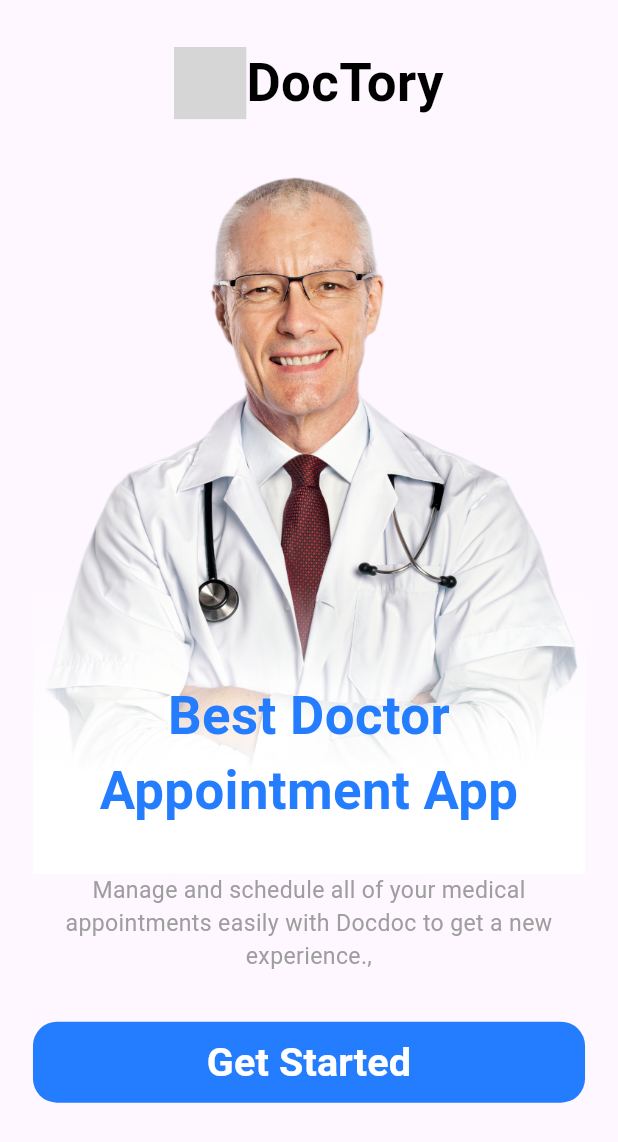
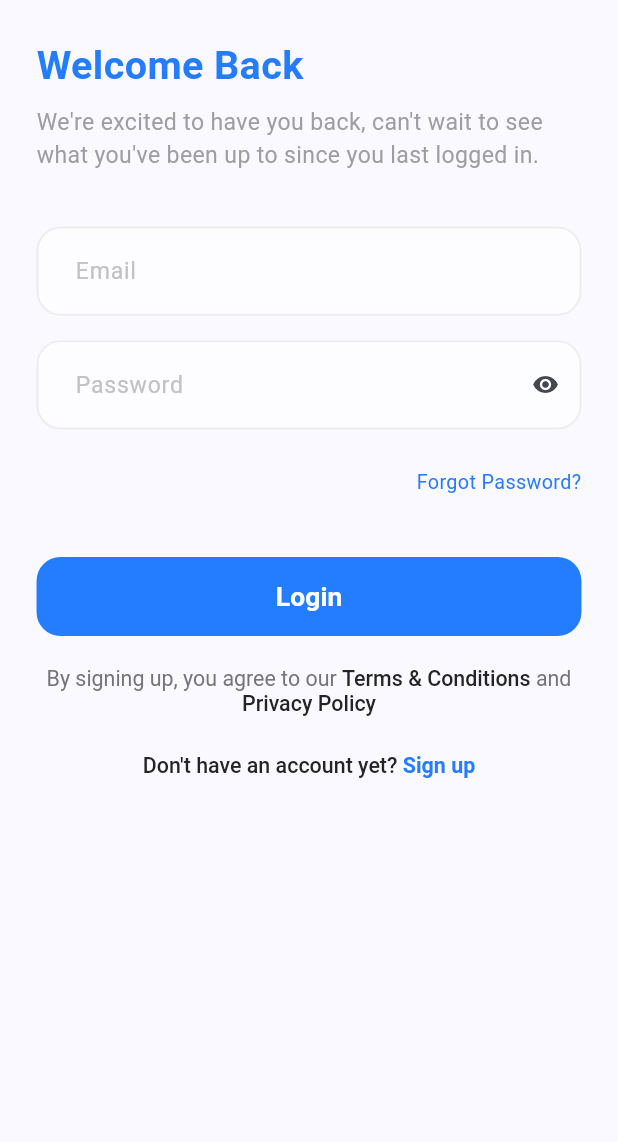
Before and after one commit to Mhamed-Adel/doctory, a Flutter app: the screen it shows after launch, after a tap on "Get Started", on a phone screen of 412 x 824 dp. Shown: the top 1142 px of the screen. Run offline on Flutter 3.47's test engine with Material 3 defaults, Android fonts, the phone set to English and light mode, and no system bars; our stand-ins replace flutter_screenutil, gap; missing offline and left inert: svg_flutter; grey boxes are pictures that could not be loaded.

Commit message:
login screen ui done

```diff
--- a/lib/core/routing/app_routes.dart
+++ b/lib/core/routing/app_routes.dart
@@ -1,5 +1,6 @@
 import 'package:doctors_app/core/routing/routes.dart';
-import 'package:doctors_app/features/on_boarding/presentation/on_boarding_screen.dart';
+import 'package:doctors_app/features/auth/login/presentation/views/login_screen.dart';
+import 'package:doctors_app/features/on_boarding/presentation/views/on_boarding_screen.dart';
 import 'package:flutter/material.dart';
 
 class AppRoutes {
@@ -10,7 +11,7 @@ class AppRoutes {
       return MaterialPageRoute(builder: (_) => const OnBoardingScreen(),);
 
       case Routes.login:
-      return  MaterialPageRoute(builder: (_) => const OnBoardingScreen(),);
+      return  MaterialPageRoute(builder: (_) => const LoginScreen(),);
 
       default : return MaterialPageRoute(builder: (_) => const OnBoardingScreen(),);
     }
--- a/lib/core/theme/app_colors.dart
+++ b/lib/core/theme/app_colors.dart
@@ -2,4 +2,9 @@ import 'package:flutter/material.dart';
 
 class AppColors {
   static const Color primaryColor = Color(0xff247CFF);
+   static const Color darkBlue = Color(0xFF242424);
+  static const Color gray = Color(0xFF757575);
+  static const Color lightGray = Color(0xFFC2C2C2);
+  static const Color lighterGray = Color(0xFFEDEDED);
+  static const Color moreLightGray = Color(0xFFFDFDFF);
 }
--- /dev/null
+++ b/lib/core/theme/font_weight.dart
@@ -0,0 +1,12 @@
+import 'package:flutter/material.dart';
+
+class FontWeightHelper {
+  static const FontWeight thin = FontWeight.w100;
+  static const FontWeight extraLight = FontWeight.w200;
+  static const FontWeight light = FontWeight.w300;
+  static const FontWeight regular = FontWeight.w400;
+  static const FontWeight medium = FontWeight.w500;
+  static const FontWeight semiBold = FontWeight.w600;
+  static const FontWeight bold = FontWeight.w700;
+  static const FontWeight extraBold = FontWeight.w800;
+}
--- a/lib/core/theme/text_styles.dart
+++ b/lib/core/theme/text_styles.dart
@@ -1,3 +1,5 @@
+import 'package:doctors_app/core/theme/app_colors.dart';
+import 'package:doctors_app/core/theme/font_weight.dart';
 import 'package:flutter/material.dart';
 import 'package:flutter_screenutil/flutter_screenutil.dart';
 
@@ -12,10 +14,55 @@ class TextStyles {
     fontSize: 14.sp,
     color: Colors.grey
     );
+    static TextStyle font14LightGrayRegular = TextStyle(
+    fontSize: 14.sp,
+    color: AppColors.lightGray,
+    fontWeight: FontWeightHelper.regular
+    );
 
-      static TextStyle font24WhiteBold = TextStyle(
-    fontSize: 24.sp,
+    static TextStyle font14DarkBlueMedium = TextStyle(
+    fontSize: 14.sp,
+    color: AppColors.darkBlue,
+    fontWeight: FontWeightHelper.medium
+    );
+
+      static TextStyle font16WhiteBold = TextStyle(
+    fontSize: 16.sp,
     fontWeight: FontWeight.w600,
     color: Colors.white
     );
+
+    static TextStyle font24BlueBold = TextStyle(
+    fontSize: 24.sp,
+    color: AppColors.primaryColor,
+    fontWeight: FontWeightHelper.bold
+    );
+
+    static TextStyle font12BlueRegular = TextStyle(
+    fontSize: 12.sp,
+    color: AppColors.primaryColor,
+    fontWeight: FontWeightHelper.regular
+    );
+
+    static TextStyle font13GrayRegular = TextStyle(
+    fontSize: 13.sp,
+    fontWeight: FontWeightHelper.regular,
+    color: AppColors.gray,
+  );
+  static TextStyle font13BlueRegular = TextStyle(
+    fontSize: 13.sp,
+    fontWeight: FontWeightHelper.regular,
+    color: AppColors.primaryColor,
+  );
+   static TextStyle font13DarkBlueMedium = TextStyle(
+    fontSize: 13.sp,
+    fontWeight: FontWeightHelper.medium,
+    color: AppColors.darkBlue,
+  );
+
+   static TextStyle font13BlueSemiBold = TextStyle(
+    fontSize: 13.sp,
+    fontWeight: FontWeightHelper.semiBold,
+    color: AppColors.primaryColor,
+  );
 }
--- /dev/null
+++ b/lib/core/widgets/app_text_form_field.dart
@@ -0,0 +1,63 @@
+import 'package:doctors_app/core/theme/app_colors.dart';
+import 'package:flutter/material.dart';
+import 'package:flutter_screenutil/flutter_screenutil.dart';
+
+import '../theme/text_styles.dart';
+
+class AppTextFormField extends StatelessWidget {
+  final EdgeInsetsGeometry? contentPadding;
+  final InputBorder? focusedBorder;
+  final InputBorder? enabledBorder;
+  final TextStyle? inputTextStyle;
+  final TextStyle? hintStyle;
+  final String hintText;
+  final bool? isObscureText;
+  final Widget? suffixIcon;
+  final Color? backgroundColor;
+  const AppTextFormField({
+    super.key,
+    this.contentPadding,
+    this.focusedBorder,
+    this.enabledBorder,
+    this.inputTextStyle,
+    this.hintStyle,
+    required this.hintText,
+    this.isObscureText,
+    this.suffixIcon,
+    this.backgroundColor,
+  });
+
+  @override
+  Widget build(BuildContext context) {
+    return TextFormField(
+      decoration: InputDecoration(
+        isDense: true,
+        contentPadding: contentPadding ??
+            EdgeInsets.symmetric(horizontal: 20.w, vertical: 18.h),
+        focusedBorder: focusedBorder ??
+            OutlineInputBorder(
+              borderSide: const BorderSide(
+                color: AppColors.primaryColor,
+                width: 1.3,
+              ),
+              borderRadius: BorderRadius.circular(16.0),
+            ),
+        enabledBorder: enabledBorder ??
+            OutlineInputBorder(
+              borderSide: const BorderSide(
+                color: AppColors.lighterGray,
+                width: 1.3,
+              ),
+              borderRadius: BorderRadius.circular(16.0),
+            ),
+        hintStyle: hintStyle ?? TextStyles.font14LightGrayRegular,
+        hintText: hintText,
+        suffixIcon: suffixIcon,
+        fillColor: backgroundColor ?? AppColors.moreLightGray,
+        filled: true,
+      ),
+      obscureText: isObscureText ?? false,
+      style: TextStyles.font14DarkBlueMedium,
+    );
+  }
+}
--- a/lib/core/widgets/default_button.dart
+++ b/lib/core/widgets/default_button.dart
@@ -21,7 +21,7 @@ class DefaultButton extends StatelessWidget {
         backgroundColor:const MaterialStatePropertyAll(AppColors.primaryColor)
       ),
     onPressed: onPressed,
-      child:Text(text??"",style: TextStyles.font24WhiteBold,) ,
+      child:Text(text??"",style: TextStyles.font16WhiteBold,) ,
     );
   }
 }
--- /dev/null
+++ b/lib/features/auth/login/presentation/views/login_screen.dart
@@ -0,0 +1,52 @@
+import 'package:doctors_app/core/theme/text_styles.dart';
+import 'package:doctors_app/core/widgets/app_text_form_field.dart';
+import 'package:doctors_app/core/widgets/default_button.dart';
+import 'package:flutter/material.dart';
+import 'package:flutter_screenutil/flutter_screenutil.dart';
+import 'package:gap/gap.dart';
+
+import 'widgets/already_have_account_text.dart';
+import 'widgets/terms_conditions_text.dart';
+
+class LoginScreen extends StatelessWidget {
+  const LoginScreen({super.key});
+
+  @override
+  Widget build(BuildContext context) {
+    return Scaffold(
+      body: SafeArea(
+        child: Padding(
+          padding:  EdgeInsets.all(24.0.h),
+          child: ListView(
+            children: [
+             Text("Welcome Back",style: TextStyles.font24BlueBold,),
+             Gap(8.h),
+             Text("We're excited to have you back, can't wait to see what you've been up to since you last logged in.",
+             style: TextStyles.font14GreyNormal),
+             Gap(36.h),
+             const AppTextFormField(hintText: "Email"),
+             Gap(16.h),
+              AppTextFormField(hintText: "Password",
+             isObscureText: true,
+             suffixIcon: IconButton(onPressed: (){}, icon: Icon(Icons.remove_red_eye))),
+
+             Gap(25.h),
+             Text("Forgot Password?",
+             textAlign: TextAlign.end,
+             style: TextStyles.font12BlueRegular,),
+             Gap(40.h),
+             DefaultButton(
+               onPressed: () {},
+               text: "Login",
+             ),
+             Gap(16.h),
+             const TermsAndConditionsText(),
+             Gap(24.h),
+             const AlreadyHaveAccount(),
+            ],
+          ),
+        ),
+      ),
+    );
+  }
+}
--- /dev/null
+++ b/lib/features/auth/login/presentation/views/widgets/already_have_account_text.dart
@@ -0,0 +1,18 @@
+import 'package:doctors_app/core/theme/text_styles.dart';
+import 'package:flutter/material.dart';
+
+class AlreadyHaveAccount extends StatelessWidget {
+  const AlreadyHaveAccount({super.key});
+
+  @override
+  Widget build(BuildContext context) {
+    return  Center(
+      child: RichText(text: TextSpan(
+        children: [
+          TextSpan(text: "Don't have an account yet? ",style: TextStyles.font13DarkBlueMedium),
+          TextSpan(text: "Sign up",style: TextStyles.font13BlueSemiBold),
+        ]
+      ),),
+    );
+  }
+}
--- /dev/null
+++ b/lib/features/auth/login/presentation/views/widgets/terms_conditions_text.dart
@@ -0,0 +1,28 @@
+import 'package:doctors_app/core/theme/text_styles.dart';
+import 'package:flutter/material.dart';
+
+class TermsAndConditionsText extends StatelessWidget {
+  const TermsAndConditionsText({super.key});
+
+  @override
+  Widget build(BuildContext context) {
+    return  Center(
+      child: RichText(
+        textAlign: TextAlign.center,
+        text: TextSpan(
+        children: [
+          TextSpan(text: "By signing up, you agree to our ",style: TextStyles.font13GrayRegular),
+          TextSpan(text: "Terms & Conditions",style: TextStyles.font13DarkBlueMedium),
+           TextSpan(
+              text: ' and',
+              style: TextStyles.font13GrayRegular.copyWith(height: 1.5),
+            ),
+            TextSpan(
+              text: ' Privacy Policy',
+              style: TextStyles.font13DarkBlueMedium,
+            ),
+        ]
+      ),),
+    );
+  }
+}
--- a/lib/features/on_boarding/presentation/on_boarding_screen.dart
+++ b/lib/features/on_boarding/presentation/views/on_boarding_screen.dart
@@ -1,4 +1,4 @@
-import 'package:doctors_app/features/on_boarding/presentation/widgets/doctor_image.dart';
+import 'package:doctors_app/features/on_boarding/presentation/views/widgets/doctor_image.dart';
 import 'package:flutter/material.dart';
 import 'package:flutter_screenutil/flutter_screenutil.dart';
 
@@ -13,7 +13,7 @@ class OnBoardingScreen extends StatelessWidget {
     return Scaffold(
       body: SafeArea(
         child:Padding(
-          padding: EdgeInsets.symmetric(horizontal: 20.w,vertical: 30.h),
+          padding: EdgeInsets.symmetric(horizontal: 24.w,vertical: 30.h),
           child: ListView(
             children:  [
             const  AppLogoAndName(),
--- a/lib/features/on_boarding/presentation/widgets/text_bottom.dart
+++ b/lib/features/on_boarding/presentation/views/widgets/text_bottom.dart
@@ -1,3 +1,6 @@
+import 'package:doctors_app/core/helpers/extenstion.dart';
+import 'package:doctors_app/core/routing/app_routes.dart';
+import 'package:doctors_app/core/routing/routes.dart';
 import 'package:doctors_app/core/theme/text_styles.dart';
 import 'package:doctors_app/core/widgets/default_button.dart';
 import 'package:flutter/material.dart';
@@ -19,7 +22,7 @@ class TextAndBottomButton extends StatelessWidget {
         SizedBox(height: 32.h,),
         DefaultButton(
           onPressed: () {
-
+            context.navigateToReplacement(Routes.login);
           },
           text: "Get Started",
         )
--- a/lib/my_app.dart
+++ b/lib/my_app.dart
@@ -1,4 +1,5 @@
 // ignore_for_file: public_member_api_docs, sort_constructors_first
+import 'package:doctors_app/core/theme/app_colors.dart';
 import 'package:flutter/material.dart';
 
 import 'package:flutter_screenutil/flutter_screenutil.dart';
@@ -18,11 +19,12 @@ class MyApp extends StatelessWidget {
     return ScreenUtilInit(
       designSize: const Size(375, 812),
       child:MaterialApp(
-        title: 'Flutter Demo',
+        title: 'DocTory',
         theme: ThemeData(
-          colorScheme: ColorScheme.fromSeed(seedColor: Colors.deepPurple),
+          colorScheme: ColorScheme.fromSeed(seedColor: AppColors.primaryColor),
           useMaterial3: true,
         ),
+        debugShowCheckedModeBanner: false,
         onGenerateRoute: appRouter.generateRoute,
       ),
     );
--- a/pubspec.yaml
+++ b/pubspec.yaml
@@ -34,6 +34,7 @@ dependencies:
   flutter_native_splash: ^2.3.5
   flutter_screenutil: ^5.9.0
   svg_flutter: ^0.0.1
+  gap: ^3.0.1
 
 dev_dependencies:
   flutter_test:
```
Also changed, not shown: lib/features/on_boarding/presentation/views/widgets/app_logo_name.dart (renamed from lib/features/on_boarding/presentation/widgets/app_logo_name.dart), lib/features/on_boarding/presentation/views/widgets/doctor_image.dart (renamed from lib/features/on_boarding/presentation/widgets/doctor_image.dart), pubspec.lock.
